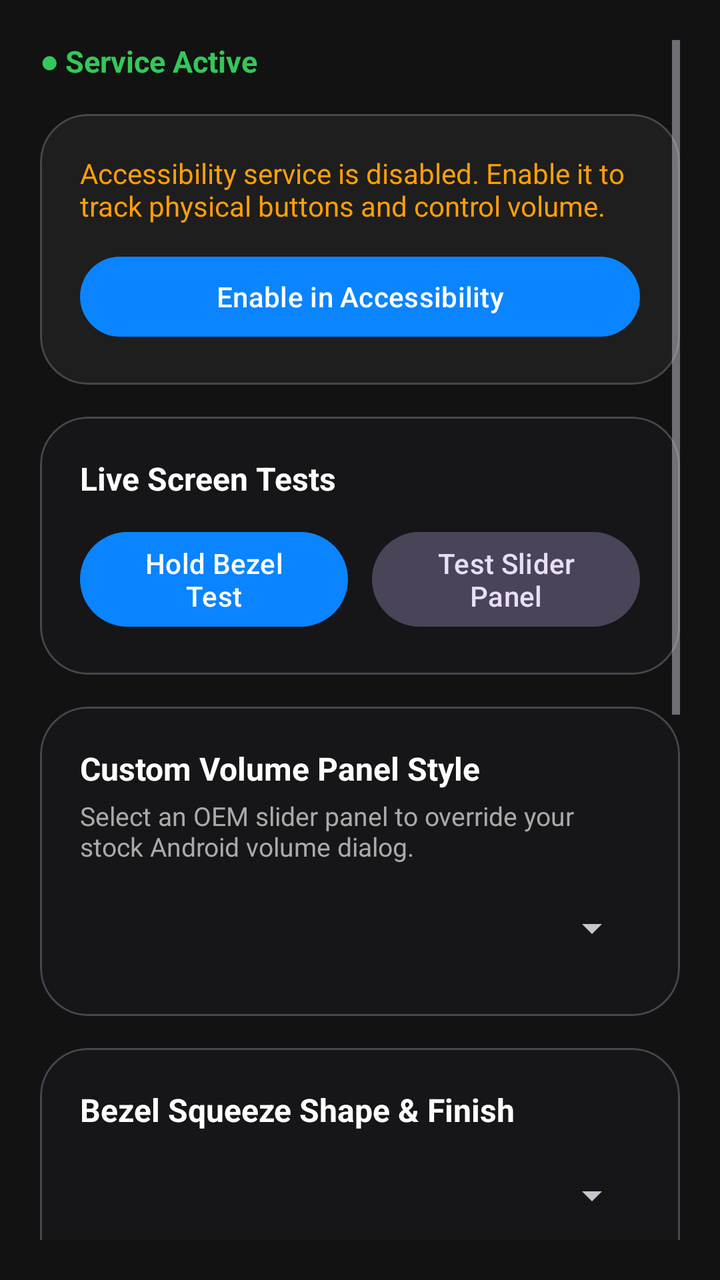
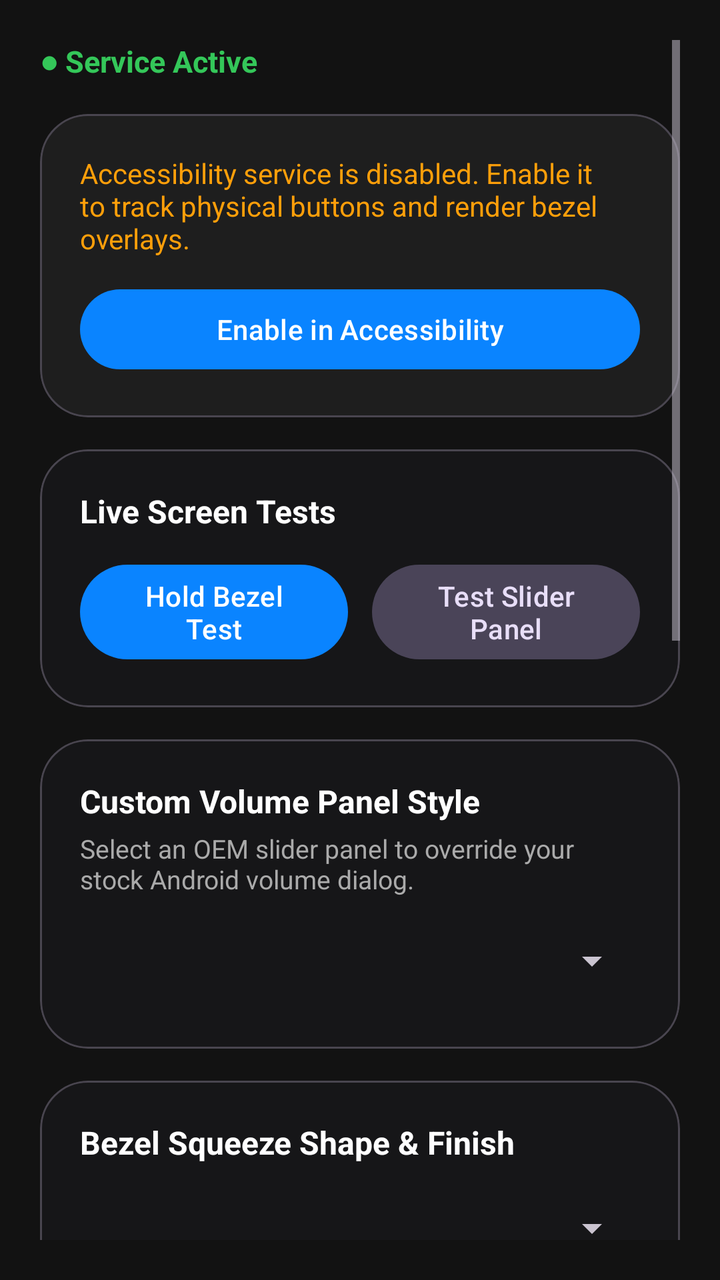

An Android layout rendered at two revisions. The XML below is the earlier revision; the diff shows what the commit changed to produce the second picture.
<!-- AndroidManifest.xml: activity theme AppTheme -->
<!-- res/layout/activity_main.xml -->
<?xml version="1.0" encoding="utf-8"?>
<ScrollView xmlns:android="http://schemas.android.com/apk/res/android"
    xmlns:app="http://schemas.android.com/apk/res-auto"
    android:layout_width="match_parent"
    android:layout_height="match_parent"
    android:background="#121212"
    android:padding="20dp">

    <LinearLayout
        android:layout_width="match_parent"
        android:layout_height="wrap_content"
        android:orientation="vertical">

        
        <TextView
            android:id="@+id/tvStatus"
            android:layout_width="wrap_content"
            android:layout_height="wrap_content"
            android:text="● Service Active"
            android:textColor="#34C759"
            android:textSize="15sp"
            android:textStyle="bold"
            android:paddingBottom="16dp" />

        
        <com.google.android.material.card.MaterialCardView
            android:id="@+id/cardPerm"
            android:layout_width="match_parent"
            android:layout_height="wrap_content"
            android:layout_marginBottom="16dp"
            app:cardCornerRadius="24dp"
            app:cardBackgroundColor="#1E1E1E">

            <LinearLayout
                android:layout_width="match_parent"
                android:layout_height="wrap_content"
                android:orientation="vertical"
                android:padding="20dp">

                <TextView
                    android:layout_width="wrap_content"
                    android:layout_height="wrap_content"
                    android:text="Accessibility service is disabled. Enable it to track physical buttons and control volume."
                    android:textColor="#FF9F0A"
                    android:textSize="14sp" />

                <com.google.android.material.button.MaterialButton
                    android:id="@+id/btnPerm"
                    android:layout_width="match_parent"
                    android:layout_height="wrap_content"
                    android:layout_marginTop="12dp"
                    android:text="Enable in Accessibility" />
            </LinearLayout>
        </com.google.android.material.card.MaterialCardView>

        
        <com.google.android.material.card.MaterialCardView
            android:layout_width="match_parent"
            android:layout_height="wrap_content"
            android:layout_marginBottom="16dp"
            app:cardCornerRadius="24dp"
            app:cardBackgroundColor="#161618">

            <LinearLayout
                android:layout_width="match_parent"
                android:layout_height="wrap_content"
                android:orientation="vertical"
                android:padding="20dp">

                <TextView
                    android:layout_width="wrap_content"
                    android:layout_height="wrap_content"
                    android:text="Live Screen Tests"
                    android:textColor="#FFFFFF"
                    android:textSize="16sp"
                    android:textStyle="bold" />

                <LinearLayout
                    android:layout_width="match_parent"
                    android:layout_height="wrap_content"
                    android:orientation="horizontal"
                    android:layout_marginTop="12dp">

                    <com.google.android.material.button.MaterialButton
                        android:id="@+id/btnHoldTest"
                        android:layout_width="0dp"
                        android:layout_height="wrap_content"
                        android:layout_weight="1"
                        android:layout_marginEnd="6dp"
                        android:text="Hold Bezel Test" />

                    <com.google.android.material.button.MaterialButton
                        android:id="@+id/btnTestVolumePanel"
                        style="@style/Widget.Material3.Button.TonalButton"
                        android:layout_width="0dp"
                        android:layout_height="wrap_content"
                        android:layout_weight="1"
                        android:layout_marginStart="6dp"
                        android:text="Test Slider Panel" />
                </LinearLayout>
            </LinearLayout>
        </com.google.android.material.card.MaterialCardView>

        
        <com.google.android.material.card.MaterialCardView
            android:layout_width="match_parent"
            android:layout_height="wrap_content"
            android:layout_marginBottom="16dp"
            app:cardCornerRadius="24dp"
            app:cardBackgroundColor="#161618">

            <LinearLayout
                android:layout_width="match_parent"
                android:layout_height="wrap_content"
                android:orientation="vertical"
                android:padding="20dp">

                <TextView
                    android:layout_width="wrap_content"
                    android:layout_height="wrap_content"
                    android:text="Custom Volume Panel Style"
                    android:textColor="#FFFFFF"
                    android:textSize="16sp"
                    android:textStyle="bold" />

                <TextView
                    android:layout_width="wrap_content"
                    android:layout_height="wrap_content"
                    android:text="Select an OEM slider panel to override your stock Android volume dialog."
                    android:textColor="#AAAAAA"
                    android:textSize="13sp"
                    android:paddingTop="4dp"
                    android:paddingBottom="8dp" />

                <Spinner
                    android:id="@+id/spinnerPanelStyle"
                    android:layout_width="match_parent"
                    android:layout_height="48dp" />
            </LinearLayout>
        </com.google.android.material.card.MaterialCardView>

        
        <com.google.android.material.card.MaterialCardView
            android:layout_width="match_parent"
            android:layout_height="wrap_content"
            android:layout_marginBottom="16dp"
            app:cardCornerRadius="24dp"
            app:cardBackgroundColor="#161618">

            <LinearLayout
                android:layout_width="match_parent"
                android:layout_height="wrap_content"
                android:orientation="vertical"
                android:padding="20dp">

                <TextView
                    android:layout_width="wrap_content"
                    android:layout_height="wrap_content"
                    android:text="Bezel Squeeze Shape &amp; Finish"
                    android:textColor="#FFFFFF"
                    android:textSize="16sp"
                    android:textStyle="bold" />

                <Spinner
                    android:id="@+id/spinnerShape"
                    android:layout_width="match_parent"
                    android:layout_height="48dp"
                    android:layout_marginTop="8dp" />

                <com.google.android.material.button.MaterialButton
                    android:id="@+id/btnOpenDraw"
                    android:layout_width="match_parent"
                    android:layout_height="wrap_content"
                    android:layout_marginTop="8dp"
                    android:text="Open Freehand Drawing Canvas"
                    android:visibility="gone" />

                <LinearLayout
                    android:layout_width="match_parent"
                    android:layout_height="wrap_content"
                    android:orientation="horizontal"
                    android:gravity="center_vertical"
                    android:layout_marginTop="12dp">

                    <View
                        android:id="@+id/colorPreview"
                        android:layout_width="44dp"
                        android:layout_height="44dp"
                        android:background="#000000" />

                    <com.google.android.material.button.MaterialButton
                        android:id="@+id/btnPickColor"
                        style="@style/Widget.Material3.Button.OutlinedButton"
                        android:layout_width="wrap_content"
                        android:layout_height="wrap_content"
                        android:layout_marginStart="16dp"
                        android:text="Pick Custom Color" />
                </LinearLayout>
            </LinearLayout>
        </com.google.android.material.card.MaterialCardView>

        
        <com.google.android.material.card.MaterialCardView
            android:layout_width="match_parent"
            android:layout_height="wrap_content"
            android:layout_marginBottom="16dp"
            app:cardCornerRadius="24dp"
            app:cardBackgroundColor="#161618">

            <LinearLayout
                android:id="@+id/boxSlidersContainer"
                android:layout_width="match_parent"
                android:layout_height="wrap_content"
                android:orientation="vertical"
                android:padding="20dp">

                <TextView
                    android:layout_width="wrap_content"
                    android:layout_height="wrap_content"
                    android:text="Chassis Calibration &amp; Dimensions"
                    android:textColor="#FFFFFF"
                    android:textSize="16sp"
                    android:textStyle="bold" />

                <com.google.android.material.materialswitch.MaterialSwitch
                    android:id="@+id/switchRightEdge"
                    android:layout_width="match_parent"
                    android:layout_height="wrap_content"
                    android:layout_marginTop="8dp"
                    android:text="Buttons on Right Edge" />

                <com.google.android.material.materialswitch.MaterialSwitch
                    android:id="@+id/switchUnified"
                    android:layout_width="match_parent"
                    android:layout_height="wrap_content"
                    android:layout_marginTop="8dp"
                    android:text="Unified Single Volume Rocker" />
            </LinearLayout>
        </com.google.android.material.card.MaterialCardView>

        
        <com.google.android.material.card.MaterialCardView
            android:layout_width="match_parent"
            android:layout_height="wrap_content"
            android:layout_marginBottom="32dp"
            app:cardCornerRadius="24dp"
            app:cardBackgroundColor="#161618">

            <LinearLayout
                android:layout_width="match_parent"
                android:layout_height="wrap_content"
                android:orientation="vertical"
                android:padding="20dp">

                <TextView
                    android:layout_width="wrap_content"
                    android:layout_height="wrap_content"
                    android:text="Extra Hardware Button"
                    android:textColor="#FFFFFF"
                    android:textSize="16sp"
                    android:textStyle="bold" />

                <TextView
                    android:id="@+id/tvExtraKeyStatus"
                    android:layout_width="wrap_content"
                    android:layout_height="wrap_content"
                    android:text="No extra button mapped."
                    android:textColor="#AAAAAA"
                    android:textSize="13sp"
                    android:paddingTop="4dp"
                    android:paddingBottom="12dp" />

                <com.google.android.material.button.MaterialButton
                    android:id="@+id/btnMapExtra"
                    android:layout_width="match_parent"
                    android:layout_height="wrap_content"
                    android:text="Press To Map Extra Button" />

                <LinearLayout
                    android:layout_width="match_parent"
                    android:layout_height="wrap_content"
                    android:orientation="horizontal"
                    android:layout_marginTop="8dp">

                    <com.google.android.material.button.MaterialButton
                        android:id="@+id/btnRenameExtra"
                        style="@style/Widget.Material3.Button.TonalButton"
                        android:layout_width="0dp"
                        android:layout_height="wrap_content"
                        android:layout_weight="1"
                        android:layout_marginEnd="6dp"
                        android:text="Rename Key" />

                    <com.google.android.material.button.MaterialButton
                        android:id="@+id/btnDeleteExtra"
                        style="@style/Widget.Material3.Button.OutlinedButton"
                        android:layout_width="0dp"
                        android:layout_height="wrap_content"
                        android:layout_weight="1"
                        android:layout_marginStart="6dp"
                        android:text="Delete Key" />
                </LinearLayout>
            </LinearLayout>
        </com.google.android.material.card.MaterialCardView>

    </LinearLayout>
</ScrollView>
<!-- resources referenced by this layout -->
<resources>
  <style name="AppTheme" parent="Theme.Material3.Dark.NoActionBar">
          <item name="colorPrimary">@color/brand_primary</item>
          <item name="colorOnPrimary">#FFFFFF</item>
          <item name="colorSurface">@color/brand_surface</item>
          <item name="colorOnSurface">@color/brand_text_primary</item>
          <item name="colorSurfaceVariant">#242426</item>
          <item name="colorOnSurfaceVariant">#CCCCCC</item>
          <item name="colorOutline">#3A3A3C</item>
          <item name="android:colorBackground">@color/brand_background</item>
          <item name="android:statusBarColor">@color/brand_background</item>
          <item name="android:navigationBarColor">@color/brand_background</item>
      </style>
  <color name="brand_primary">#0A84FF</color>
  <color name="brand_surface">#161618</color>
  <color name="brand_text_primary">#FFFFFF</color>
  <color name="brand_background">#121212</color>
</resources>

<!-- the commit's change to res/layout/activity_main.xml (unified diff, before → after) -->
@@ -3,7 +3,7 @@
     xmlns:app="http://schemas.android.com/apk/res-auto"
     android:layout_width="match_parent"
     android:layout_height="match_parent"
-    android:background="#121212"
+    android:background="@color/brand_background"
     android:padding="20dp">
 
     <LinearLayout
@@ -17,7 +17,7 @@
             android:layout_width="wrap_content"
             android:layout_height="wrap_content"
             android:text="● Service Active"
-            android:textColor="#34C759"
+            android:textColor="@color/brand_accent_green"
             android:textSize="15sp"
             android:textStyle="bold"
             android:paddingBottom="16dp" />
@@ -29,19 +29,19 @@
             android:layout_height="wrap_content"
             android:layout_marginBottom="16dp"
             app:cardCornerRadius="24dp"
-            app:cardBackgroundColor="#1E1E1E">
-
-            <LinearLayout
-                android:layout_width="match_parent"
-                android:layout_height="wrap_content"
-                android:orientation="vertical"
-                android:padding="20dp">
-
-                <TextView
-                    android:layout_width="wrap_content"
-                    android:layout_height="wrap_content"
-                    android:text="Accessibility service is disabled. Enable it to track physical buttons and control volume."
-                    android:textColor="#FF9F0A"
+            app:cardBackgroundColor="@color/brand_card">
+
+            <LinearLayout
+                android:layout_width="match_parent"
+                android:layout_height="wrap_content"
+                android:orientation="vertical"
+                android:padding="20dp">
+
+                <TextView
+                    android:layout_width="wrap_content"
+                    android:layout_height="wrap_content"
+                    android:text="Accessibility service is disabled. Enable it to track physical buttons and render bezel overlays."
+                    android:textColor="@color/brand_accent_orange"
                     android:textSize="14sp" />
 
                 <com.google.android.material.button.MaterialButton
@@ -59,7 +59,7 @@
             android:layout_height="wrap_content"
             android:layout_marginBottom="16dp"
             app:cardCornerRadius="24dp"
-            app:cardBackgroundColor="#161618">
+            app:cardBackgroundColor="@color/brand_surface">
 
             <LinearLayout
                 android:layout_width="match_parent"
@@ -71,7 +71,7 @@
                     android:layout_width="wrap_content"
                     android:layout_height="wrap_content"
                     android:text="Live Screen Tests"
-                    android:textColor="#FFFFFF"
+                    android:textColor="@color/brand_text_primary"
                     android:textSize="16sp"
                     android:textStyle="bold" />
 
@@ -107,7 +107,7 @@
             android:layout_height="wrap_content"
             android:layout_marginBottom="16dp"
             app:cardCornerRadius="24dp"
-            app:cardBackgroundColor="#161618">
+            app:cardBackgroundColor="@color/brand_surface">
 
             <LinearLayout
                 android:layout_width="match_parent"
@@ -119,7 +119,7 @@
                     android:layout_width="wrap_content"
                     android:layout_height="wrap_content"
                     android:text="Custom Volume Panel Style"
-                    android:textColor="#FFFFFF"
+                    android:textColor="@color/brand_text_primary"
                     android:textSize="16sp"
                     android:textStyle="bold" />
 
@@ -127,7 +127,7 @@
                     android:layout_width="wrap_content"
                     android:layout_height="wrap_content"
                     android:text="Select an OEM slider panel to override your stock Android volume dialog."
-                    android:textColor="#AAAAAA"
+                    android:textColor="@color/brand_text_secondary"
                     android:textSize="13sp"
                     android:paddingTop="4dp"
                     android:paddingBottom="8dp" />
@@ -145,7 +145,7 @@
             android:layout_height="wrap_content"
             android:layout_marginBottom="16dp"
             app:cardCornerRadius="24dp"
-            app:cardBackgroundColor="#161618">
+            app:cardBackgroundColor="@color/brand_surface">
 
             <LinearLayout
                 android:layout_width="match_parent"
@@ -157,7 +157,7 @@
                     android:layout_width="wrap_content"
                     android:layout_height="wrap_content"
                     android:text="Bezel Squeeze Shape &amp; Finish"
-                    android:textColor="#FFFFFF"
+                    android:textColor="@color/brand_text_primary"
                     android:textSize="16sp"
                     android:textStyle="bold" />
 
@@ -205,10 +205,9 @@
             android:layout_height="wrap_content"
             android:layout_marginBottom="16dp"
             app:cardCornerRadius="24dp"
-            app:cardBackgroundColor="#161618">
-
-            <LinearLayout
-                android:id="@+id/boxSlidersContainer"
+            app:cardBackgroundColor="@color/brand_surface">
+
+            <LinearLayout
                 android:layout_width="match_parent"
                 android:layout_height="wrap_content"
                 android:orientation="vertical"
@@ -218,7 +217,7 @@
                     android:layout_width="wrap_content"
                     android:layout_height="wrap_content"
                     android:text="Chassis Calibration &amp; Dimensions"
-                    android:textColor="#FFFFFF"
+                    android:textColor="@color/brand_text_primary"
                     android:textSize="16sp"
                     android:textStyle="bold" />
 
@@ -235,6 +234,28 @@
                     android:layout_height="wrap_content"
                     android:layout_marginTop="8dp"
                     android:text="Unified Single Volume Rocker" />
+
+                <com.google.android.material.materialswitch.MaterialSwitch
+                    android:id="@+id/switchHaptics"
+                    android:layout_width="match_parent"
+                    android:layout_height="wrap_content"
+                    android:layout_marginTop="8dp"
+                    android:text="Haptic Compression Feedback" />
+
+                <com.google.android.material.button.MaterialButton
+                    android:id="@+id/btnAutoCalibrate"
+                    style="@style/Widget.Material3.Button.TonalButton"
+                    android:layout_width="match_parent"
+                    android:layout_height="wrap_content"
+                    android:layout_marginTop="12dp"
+                    android:text="Auto-Detect Chassis &amp; Calibrate" />
+
+                <LinearLayout
+                    android:id="@+id/boxSlidersContainer"
+                    android:layout_width="match_parent"
+                    android:layout_height="wrap_content"
+                    android:orientation="vertical"
+                    android:layout_marginTop="8dp" />
             </LinearLayout>
         </com.google.android.material.card.MaterialCardView>
 
@@ -244,7 +265,7 @@
             android:layout_height="wrap_content"
             android:layout_marginBottom="32dp"
             app:cardCornerRadius="24dp"
-            app:cardBackgroundColor="#161618">
+            app:cardBackgroundColor="@color/brand_surface">
 
             <LinearLayout
                 android:layout_width="match_parent"
@@ -256,7 +277,7 @@
                     android:layout_width="wrap_content"
                     android:layout_height="wrap_content"
                     android:text="Extra Hardware Button"
-                    android:textColor="#FFFFFF"
+                    android:textColor="@color/brand_text_primary"
                     android:textSize="16sp"
                     android:textStyle="bold" />
 
@@ -265,7 +286,7 @@
                     android:layout_width="wrap_content"
                     android:layout_height="wrap_content"
                     android:text="No extra button mapped."
-                    android:textColor="#AAAAAA"
+                    android:textColor="@color/brand_text_secondary"
                     android:textSize="13sp"
                     android:paddingTop="4dp"
                     android:paddingBottom="12dp" />
<!-- resource entries referenced after the edit -->
@@ -1,5 +1,7 @@
 <!-- resources referenced by this layout -->
 <resources>
+  <color name="brand_accent_green">#34C759</color>
+  <color name="brand_accent_orange">#FF9F0A</color>
   <style name="AppTheme" parent="Theme.Material3.Dark.NoActionBar">
           <item name="colorPrimary">@color/brand_primary</item>
           <item name="colorOnPrimary">#FFFFFF</item>
@@ -15,6 +17,8 @@
   <color name="brand_primary">#0A84FF</color>
   <color name="brand_surface">#161618</color>
   <color name="brand_text_primary">#FFFFFF</color>
+  <color name="brand_text_secondary">#AAAAAA</color>
   <color name="brand_background">#121212</color>
+  <color name="brand_card">#1E1E1E</color>
 </resources>
 
